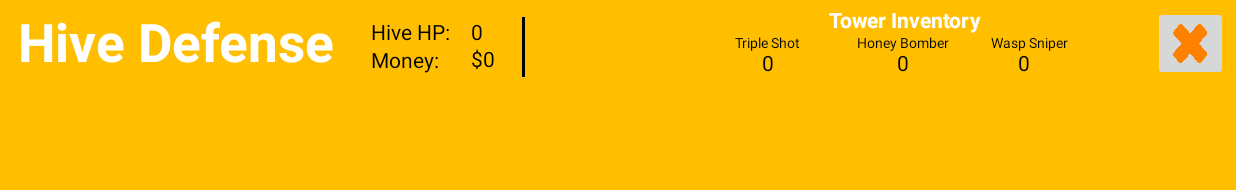
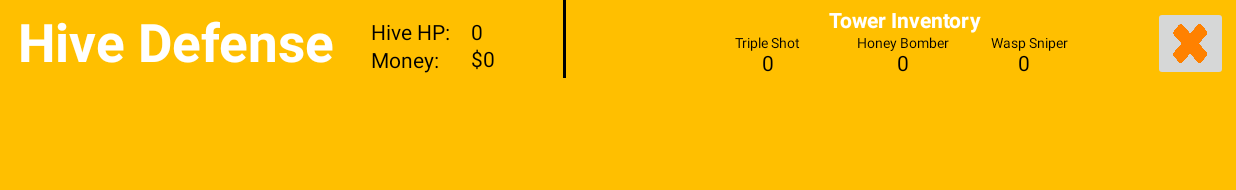
Before and after one commit to ShmulTomer/TowerDefense, an Android app: the TowerActivity screen opened directly, with no data from a screen before it, on a phone screen of 824 x 412 dp (held sideways). Shown: the top 190 px of the screen. Run offline under Robolectric (Android 15) with nearby library versions, the phone set to English and light mode, and no system bars; 8 statements that could not run were skipped.

Commit message:
Small changes to place tower button disabling and layout xml

```diff
--- a/app/src/main/res/layout/game_screen.xml
+++ b/app/src/main/res/layout/game_screen.xml
@@ -22,7 +22,7 @@
 
     <ImageView
         android:id="@+id/path"
-        android:layout_width="735dp"
+        android:layout_width="750dp"
         android:layout_height="353dp"
         android:layout_alignParentBottom="true"
         android:layout_marginBottom="0dp"
--- a/app/src/main/res/layout/tower_menu.xml
+++ b/app/src/main/res/layout/tower_menu.xml
@@ -80,9 +80,9 @@
     <View
         android:id="@+id/divider"
         android:layout_width="2dp"
-        android:layout_height="40dp"
-        android:layout_marginStart="348dp"
-        android:layout_marginTop="11dp"
+        android:layout_height="52dp"
+        android:layout_marginStart="375dp"
+        android:layout_marginTop="0dp"
         android:background="@color/black"
         app:layout_constraintStart_toStartOf="parent"
         app:layout_constraintTop_toTopOf="parent" />
```
Also changed, not shown: app/src/main/java/com/cs2340/towerjackets/views/GameActivity.java (+24 -0 lines).
